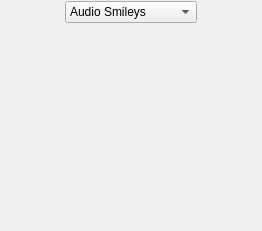
Before: the Qt Designer form wengophone/src/presentation/qt/DialpadWidget.ui in tkrotoff/WengoPhone, drawn with Qt 5.
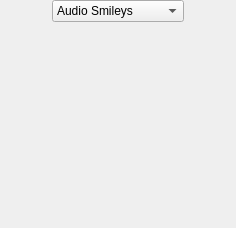
After: the same form once the commit is applied. Icons and pictures are not drawn.

```diff
--- a/wengophone/src/presentation/qt/DialpadWidget.ui
+++ b/wengophone/src/presentation/qt/DialpadWidget.ui
@@ -8,8 +8,8 @@
    <rect>
     <x>0</x>
     <y>0</y>
-    <width>262</width>
-    <height>231</height>
+    <width>236</width>
+    <height>228</height>
    </rect>
   </property>
   <layout class="QGridLayout" >
```
